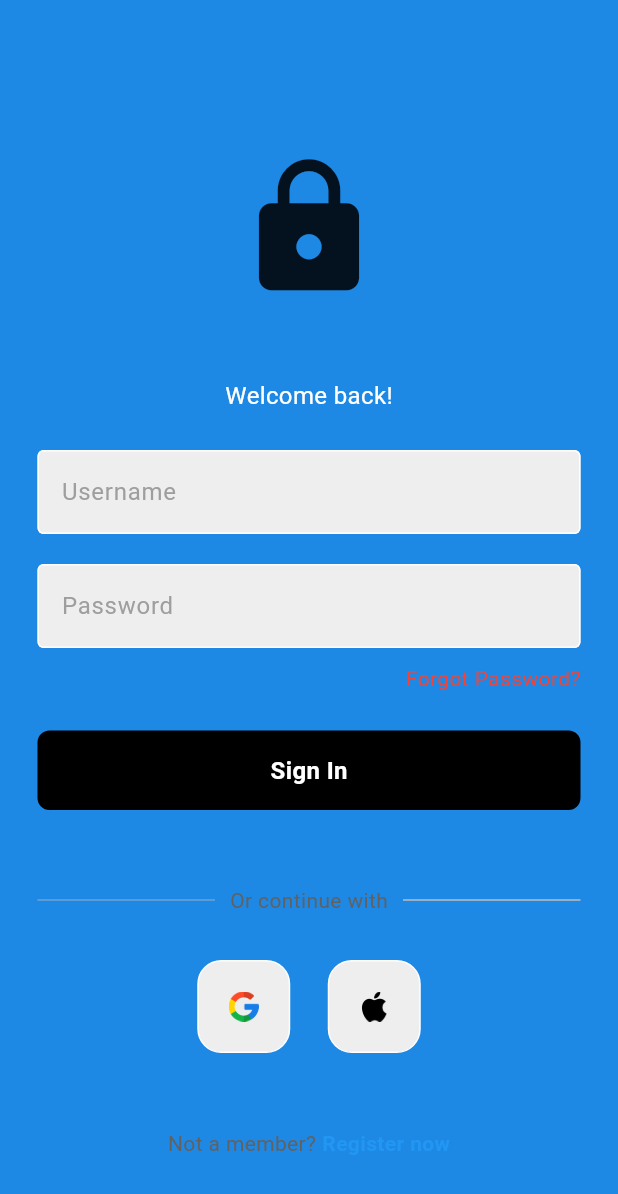
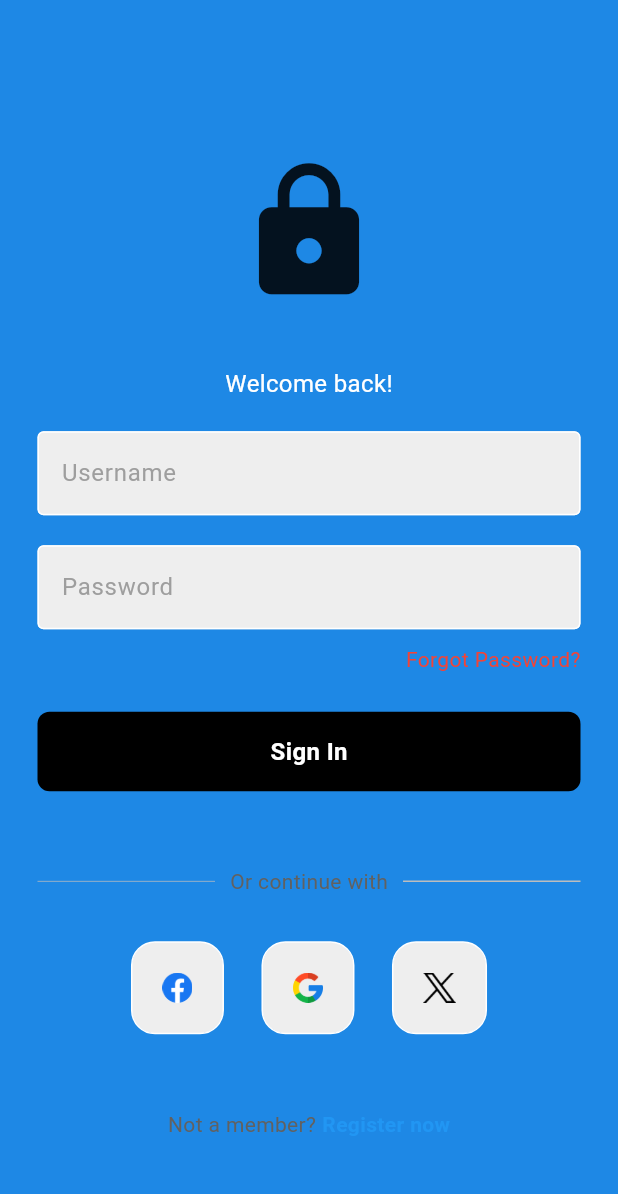
Before and after one commit to Gurnoor200/expense-app, a Flutter app: the screen it shows after launch, on a phone screen of 412 x 824 dp. Shown: the top 1194 px of the screen. Run offline on Flutter 3.47's test engine with Material 3 defaults, Android fonts, the phone set to English and light mode, and no system bars.

Commit message:
Add new login methods

```diff
--- a/lib/pages/login_page.dart
+++ b/lib/pages/login_page.dart
@@ -22,7 +22,7 @@ class LoginPage extends StatelessWidget {
           child: Column(
             mainAxisAlignment: MainAxisAlignment.center,
             children: [
-              const SizedBox(height: 50),
+              const SizedBox(height: 40),
 
               // logo
               const Icon(
@@ -30,7 +30,7 @@ class LoginPage extends StatelessWidget {
                 size: 100,
               ),
 
-              const SizedBox(height: 50),
+              const SizedBox(height: 40),
 
               // welcome back, you've been missed!
               Text(
@@ -41,7 +41,7 @@ class LoginPage extends StatelessWidget {
                 ),
               ),
 
-              const SizedBox(height: 25),
+              const SizedBox(height: 20),
 
               // username textfield
               MyTextField(
@@ -118,13 +118,18 @@ class LoginPage extends StatelessWidget {
               Row(
                 mainAxisAlignment: MainAxisAlignment.center,
                 children: const [
+                  // facebook button
+                  SquareTile(imagePath: 'lib/images/facebook.png'),
+
+                  SizedBox(width: 25),
+
                   // google button
                   SquareTile(imagePath: 'lib/images/google.png'),
 
                   SizedBox(width: 25),
 
-                  // apple button
-                  SquareTile(imagePath: 'lib/images/apple.png')
+                  // Twitter(X) button
+                  SquareTile(imagePath: 'lib/images/x.png')
                 ],
               ),
 
```
Also changed, not shown: lib/images/facebook.png (added), lib/images/x.png (added).
